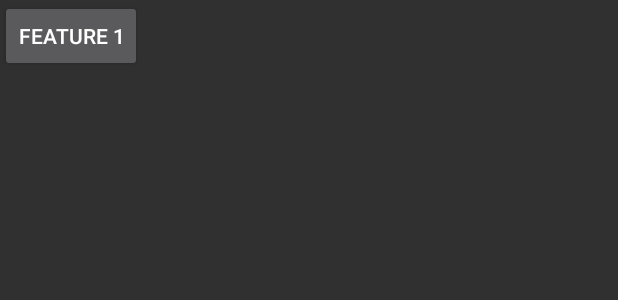
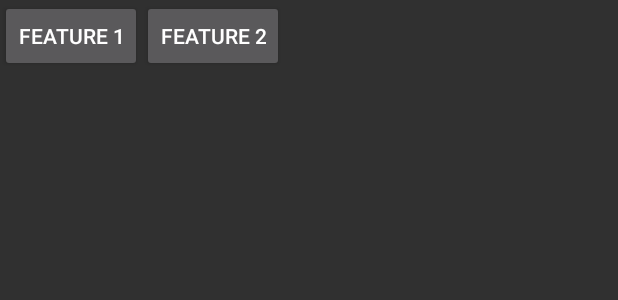
Before and after one commit to crystalDf/GuoLin-Blog-20170412-MyGit, an Android app: the layout activity_main.xml on its own in the app's theme, with its tools: preview values and no code run, on a phone screen of 412 x 824 dp. Shown: the top 300 px of the screen. Run offline under Robolectric (Android 15) with nearby library versions, the phone set to English and light mode, and no system bars.

Commit message:
add feature-2 on feature-2 branch

```diff
--- a/app/src/main/res/layout/activity_main.xml
+++ b/app/src/main/res/layout/activity_main.xml
@@ -10,4 +10,10 @@
         android:layout_height="wrap_content"
         android:text="@string/feature_1"/>
 
+    <Button
+        android:id="@+id/feature_2"
+        android:layout_width="wrap_content"
+        android:layout_height="wrap_content"
+        android:text="@string/feature_2"/>
+
 </LinearLayout>
--- a/app/src/main/res/values/strings.xml
+++ b/app/src/main/res/values/strings.xml
@@ -2,4 +2,6 @@
     <string name="app_name">MyGit</string>
     <string name="feature_1">Feature 1</string>
     <string name="feature_1_display">Hello World</string>
+    <string name="feature_2">Feature 2</string>
+    <string name="feature_2_display">Hello Android</string>
 </resources>
```
Also changed, not shown: app/src/main/java/com/star/mygit/MainActivity.java (+14 -0 lines).
